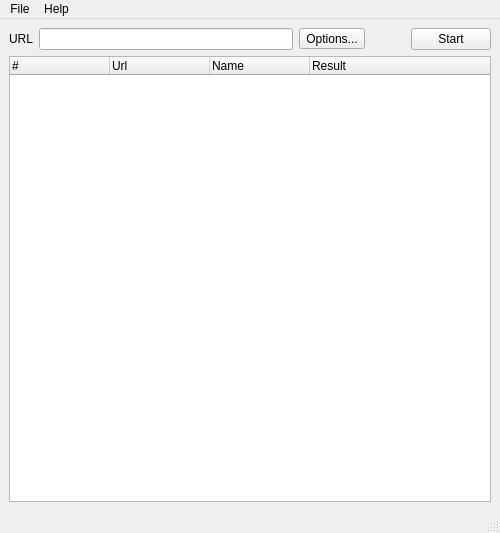
First picture: the form in linkcheck/gui/ui/main.ui, repository wummel/linkchecker, before the edit.
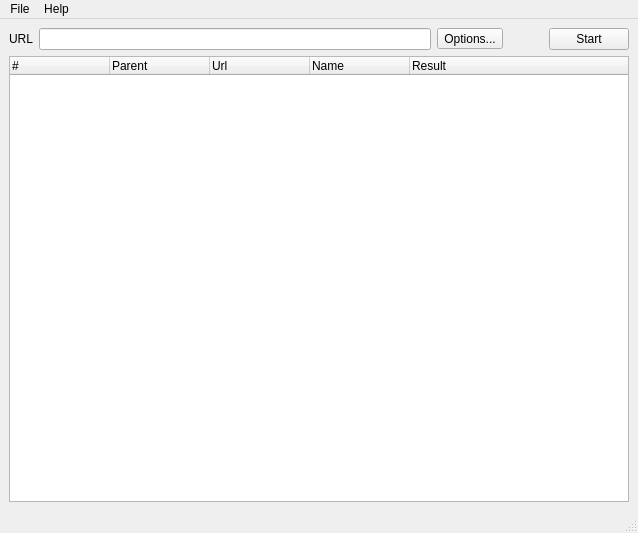
Second picture: the form after the edit. Icons and pictures are not drawn.

Commit message: Output parent URL in extra column

```diff
--- a/linkcheck/gui/ui/main.ui
+++ b/linkcheck/gui/ui/main.ui
@@ -5,7 +5,7 @@
    <rect>
     <x>0</x>
     <y>0</y>
-    <width>500</width>
+    <width>638</width>
     <height>533</height>
    </rect>
   </property>
@@ -107,6 +107,11 @@
         <string>#</string>
        </property>
       </column>
+      <column>
+       <property name="text" >
+        <string>Parent</string>
+       </property>
+      </column>
       <column>
        <property name="text" >
         <string>Url</string>
@@ -131,7 +136,7 @@
     <rect>
      <x>0</x>
      <y>0</y>
-     <width>500</width>
+     <width>638</width>
      <height>29</height>
     </rect>
    </property>
```
The commit also changes 2 other files.
